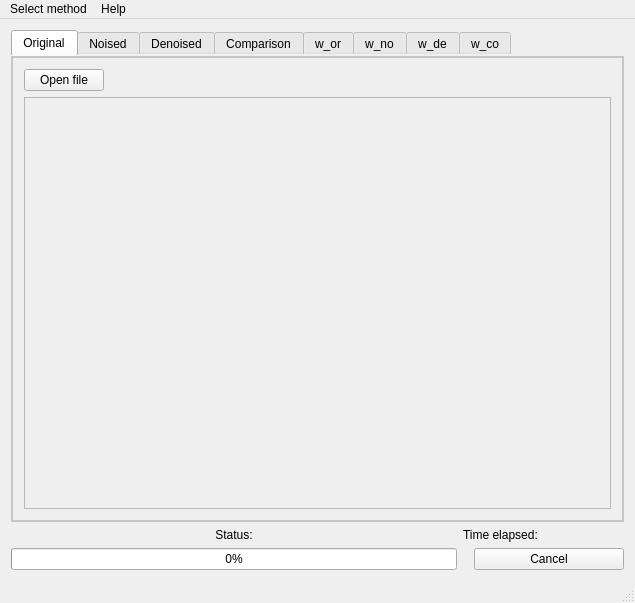
The window that mainwindow.ui (shadowfury/Image-denoising) describes before a commit, drawn with Qt 5.
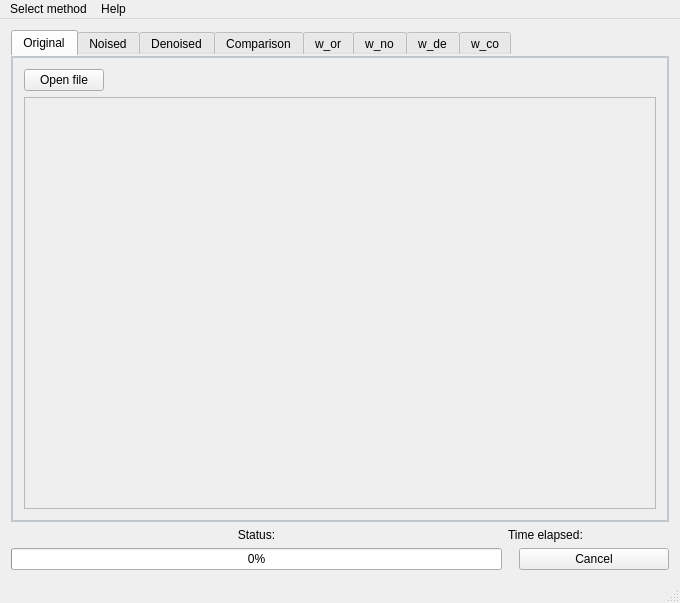
The same window after the commit.

Commit message: version with only NLM method

The edit to the form file:
```diff
--- a/mainwindow.ui
+++ b/mainwindow.ui
@@ -6,7 +6,7 @@
    <rect>
     <x>0</x>
     <y>0</y>
-    <width>635</width>
+    <width>680</width>
     <height>603</height>
    </rect>
   </property>
@@ -182,7 +182,7 @@
             <rect>
              <x>0</x>
              <y>0</y>
-             <width>593</width>
+             <width>638</width>
              <height>399</height>
             </rect>
            </property>
@@ -1301,7 +1301,7 @@
     <rect>
      <x>0</x>
      <y>0</y>
-     <width>635</width>
+     <width>680</width>
      <height>25</height>
     </rect>
    </property>
```
Left out of the diff: 16 changed lines with no effect on the pictures. The commit also changes 2 other files.
